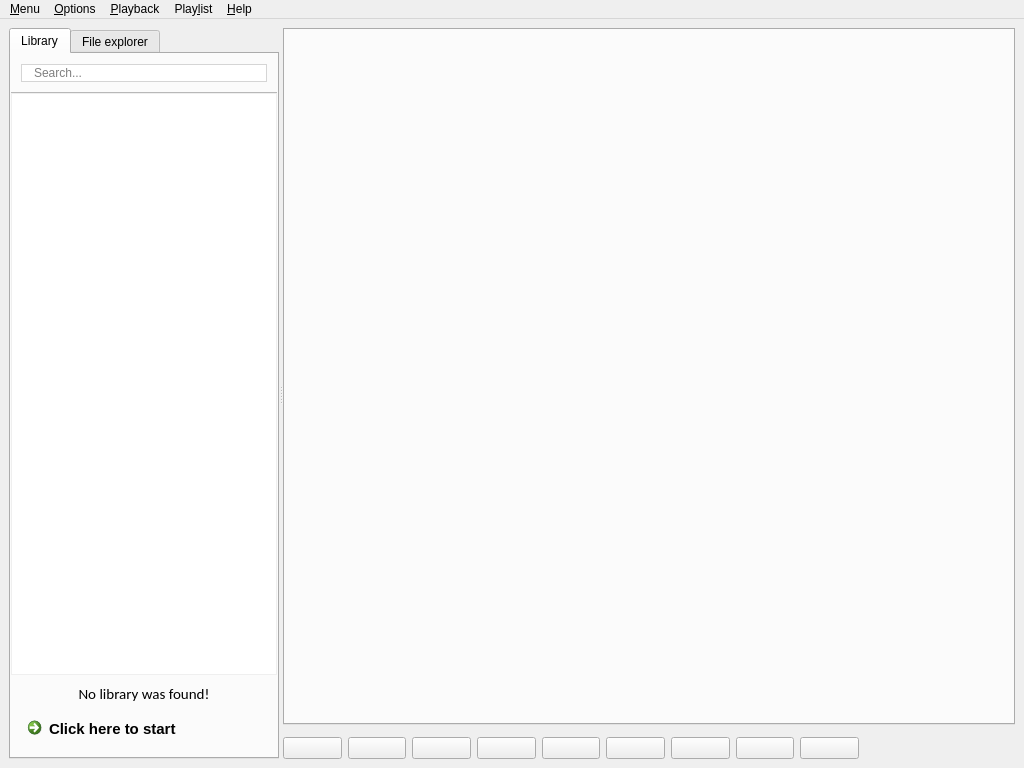
Old version of the form code/src/mainwindow.ui in the repository MBach/Miam-Player.
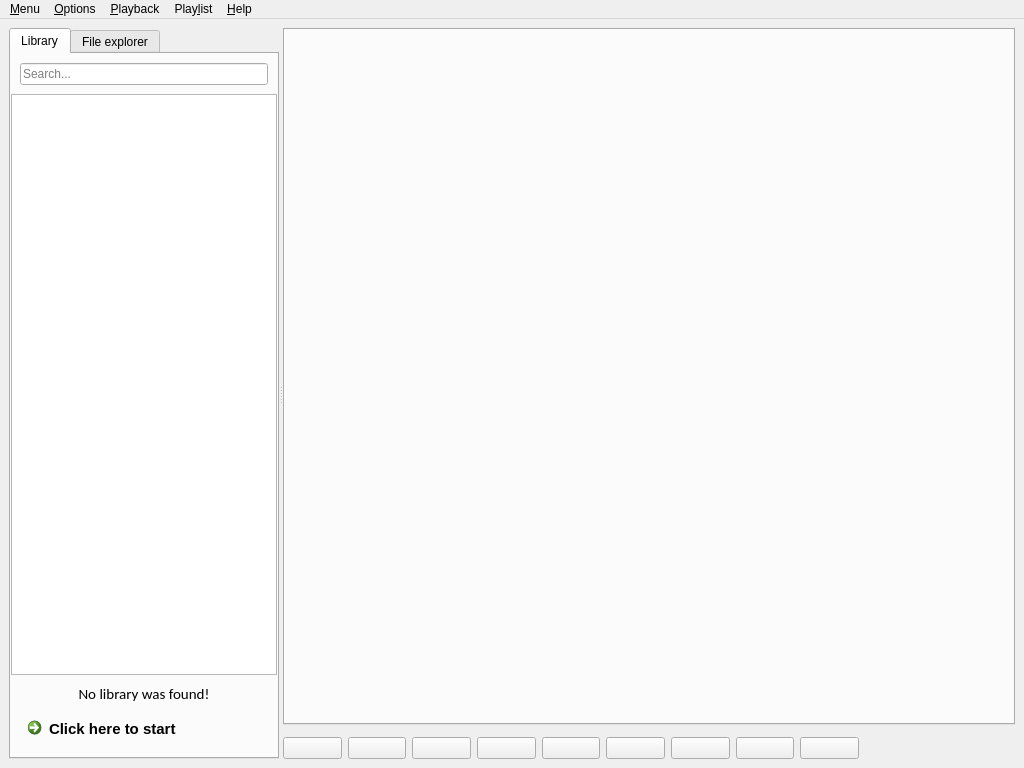
New version of the form. Icons and pictures are not drawn. Custom widgets are drawn as their Qt base class.

What changed in the file:
```diff
--- a/code/src/mainwindow.ui
+++ b/code/src/mainwindow.ui
@@ -45,26 +45,29 @@
           <number>0</number>
          </property>
          <item>
+          <widget class="QWidget" name="widgetSearchBar" native="true">
+           <property name="minimumSize">
+            <size>
+             <width>0</width>
+             <height>20</height>
+            </size>
+           </property>
+           <layout class="QHBoxLayout" name="horizontalLayout_3">
+            <item>
           <widget class="LibraryFilterLineEdit" name="searchBar">
-           <property name="styleSheet">
-            <string notr="true">border: 1px solid #d5d5d5; border-radius: 10px; margin-left: 10px; margin: 10px; padding-left: 10px;</string>
-           </property>
            <property name="maxLength">
             <number>100</number>
            </property>
-           <property name="frame">
-            <bool>true</bool>
-           </property>
            <property name="placeholderText">
             <string>Search...</string>
            </property>
           </widget>
          </item>
+           </layout>
+          </widget>
+         </item>
          <item>
           <widget class="LibraryTreeView" name="library">
-           <property name="styleSheet">
-            <string notr="true">padding: 1px; margin: 0px -1px -1px -1px;</string>
-           </property>
            <property name="editTriggers">
             <set>QAbstractItemView::NoEditTriggers</set>
            </property>
```
Lines whose indentation alone changed are shown as unchanged.
